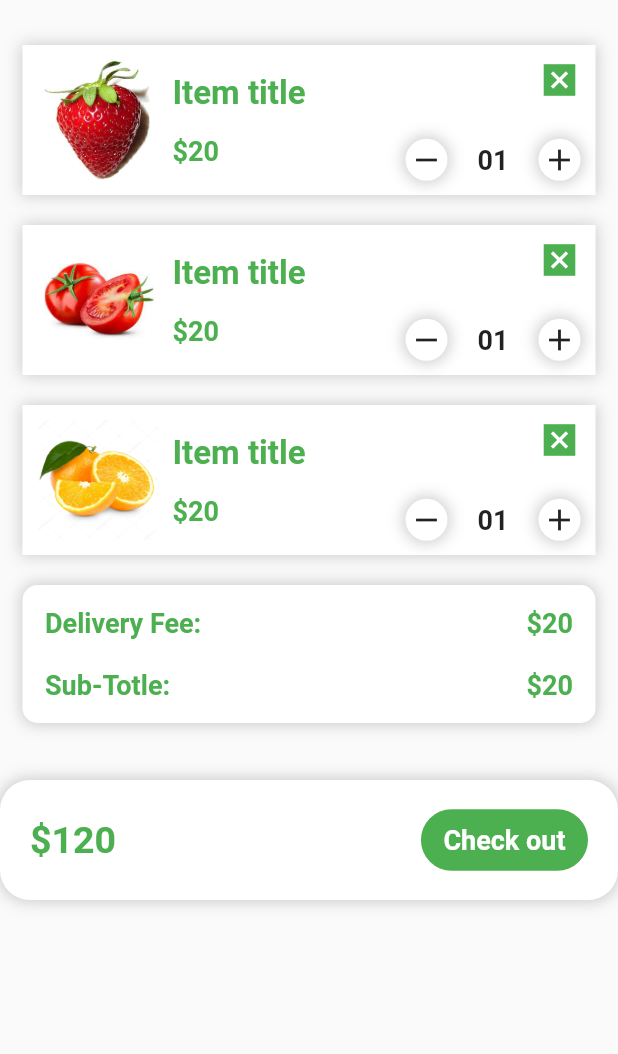
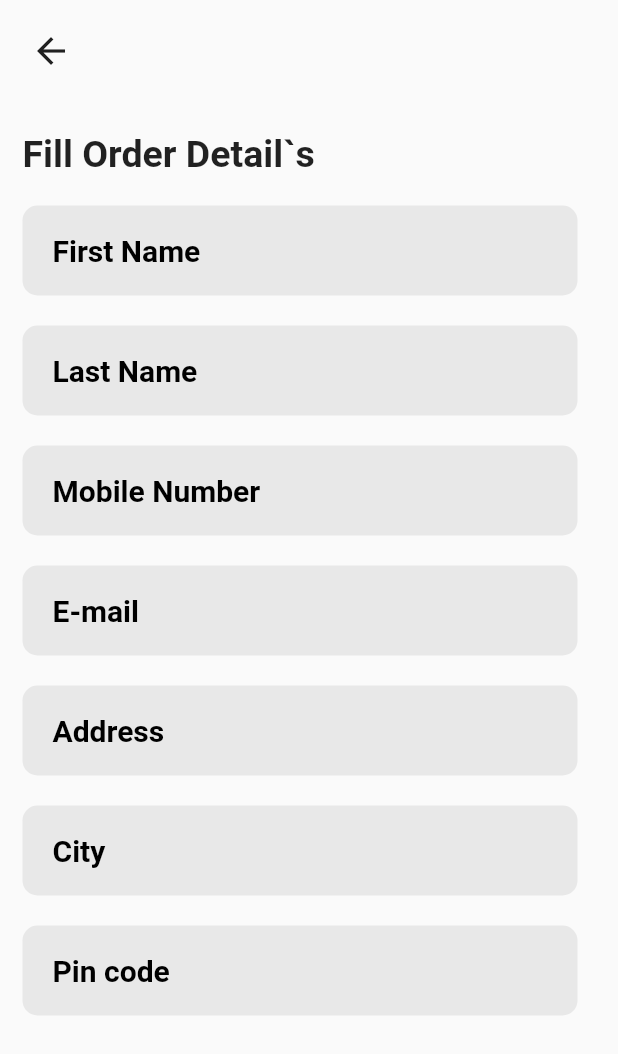
Before and after one commit to umangghoghari24/Grocery, a Flutter app: the BottomCartsheet widget shown alone on an empty page, opened directly, after a tap on "Check out", on a phone screen of 412 x 824 dp. Shown: the top 1054 px of the screen. Run offline on Flutter 3.47's test engine with Material 2 defaults, Android fonts, the phone set to English and light mode, and no system bars; our stand-ins replace curved_navigation_bar, sliding_sheet; network calls fail.

Commit message:
Grocery_App

```diff
--- a/lib/BottomCartSheet.dart
+++ b/lib/BottomCartSheet.dart
@@ -2,8 +2,11 @@ import 'package:flutter/material.dart';
 class BottomCartsheet extends StatelessWidget {
   const BottomCartsheet({Key? key}) : super(key: key);
 
+
   @override
   Widget build(BuildContext context) {
+    bool checkedvalue = false;
+
     return Material(
       child: Container(
         padding: EdgeInsets.only(top: 20),
@@ -190,7 +193,9 @@ class BottomCartsheet extends StatelessWidget {
                     fontSize: 25
                   ),),
                   InkWell(
-                    onTap: () {},
+                    onTap: () {
+                       Navigator.pushNamed(context, 'orderpage');
+                    },
                     child: Container(
                       padding: EdgeInsets.symmetric(vertical: 10, horizontal: 15),
                       decoration: BoxDecoration(
--- a/lib/Homepage.dart
+++ b/lib/Homepage.dart
@@ -149,12 +149,14 @@ class Homepage extends StatelessWidget {
       ),
       bottomNavigationBar: CurvedNavigationBar(
         backgroundColor: Colors.transparent,
-        onTap: (index) {},
+        //onTap: (index) {},
         height: 70,
         color: Colors.red,
         items: [
           Icon(Icons.home,size: 30,color: Colors.white,),
           Icon(Icons.shopping_cart,size: 30,color: Colors.white,),
+          // IconButton(onPressed: () {},
+          //     icon: Icon(Icons.shopping_cart,size: 30,color: Colors.white),),
           Icon(Icons.menu,size: 30,color: Colors.white,)
 
         ],
--- a/lib/main.dart
+++ b/lib/main.dart
@@ -2,6 +2,7 @@ import 'package:flutter/material.dart';
 import 'package:grocery/Homepage.dart';
 import 'package:grocery/Itempage.dart';
 import 'package:grocery/Splashscreen.dart';
+import 'package:grocery/orderpage.dart';
 
 void main() {
   runApp(const MyApp());
@@ -21,8 +22,9 @@ class MyApp extends StatelessWidget {
     //  home: SplashScreen()
       routes: {
         '/' : (context) => SplashScreen(),
-    'Homepage' : (context) => Homepage(),
+        'Homepage' : (context) => Homepage(),
         'itempage': (context) => Itempage(),
+        'orderpage' : (context) => orderpage(),
       },
     );
   }
--- /dev/null
+++ b/lib/orderpage.dart
@@ -0,0 +1,179 @@
+import 'package:flutter/material.dart';
+class orderpage extends StatelessWidget {
+  const orderpage({Key? key}) : super(key: key);
+
+  @override
+  Widget build(BuildContext context) {
+    return Scaffold(
+      body: ListView(
+        children: [
+          Container(
+            alignment: Alignment.centerLeft,
+            margin: EdgeInsets.all(20),
+            child: InkWell(
+              onTap: () {
+                Navigator.pop(context);
+              },
+              child: Icon(Icons.arrow_back,
+              size: 28,),
+            ),
+          ),
+          Column(
+            crossAxisAlignment: CrossAxisAlignment.start,
+            children: [
+              Container(
+                margin: EdgeInsets.only(left: 15,top: 20),
+                alignment: Alignment.centerLeft,
+                child: Text('Fill Order Detail`s',style: TextStyle(
+                  fontSize: 25,
+                  fontWeight: FontWeight.bold
+                ),),
+              ),
+              Container(
+                margin: EdgeInsets.only(left: 15,top: 20),
+                padding: EdgeInsets.symmetric(horizontal: 20,vertical: 6),
+                decoration: BoxDecoration(
+                  color: Colors.grey.withOpacity(0.2),
+                  borderRadius: BorderRadius.circular(10)
+                ),
+                width: 370,
+                child: TextFormField(
+                  decoration: InputDecoration(
+                    border: InputBorder.none,
+                    hintText: 'First Name',
+                    hintStyle: TextStyle(
+                      fontSize: 20,
+                      fontWeight: FontWeight.bold,
+                        color: Colors.black
+                    )
+                  ),
+                ),
+              ),
+              Container(
+                margin: EdgeInsets.only(left: 15,top: 20),
+                padding: EdgeInsets.symmetric(horizontal: 20,vertical: 6),
+                decoration: BoxDecoration(
+                    color: Colors.grey.withOpacity(0.2),
+                    borderRadius: BorderRadius.circular(10)
+                ),
+                width: 370,
+                child: TextFormField(
+                  decoration: InputDecoration(
+                      border: InputBorder.none,
+                      hintText: 'Last Name',
+                      hintStyle: TextStyle(
+                          fontSize: 20,
+                          color: Colors.black,
+                          fontWeight: FontWeight.bold
+                      )
+                  ),
+                ),
+              ),
+              Container(
+                margin: EdgeInsets.only(left: 15,top: 20),
+                padding: EdgeInsets.symmetric(horizontal: 20,vertical: 6),
+                decoration: BoxDecoration(
+                    color: Colors.grey.withOpacity(0.2),
+                    borderRadius: BorderRadius.circular(10)
+                ),
+                width: 370,
+                child: TextFormField(
+                  decoration: InputDecoration(
+                      border: InputBorder.none,
+                      hintText: 'Mobile Number',
+                      hintStyle: TextStyle(
+                          fontSize: 20,
+                          color: Colors.black,
+                          fontWeight: FontWeight.bold
+                      )
+                  ),
+                ),
+              ),
+              Container(
+                margin: EdgeInsets.only(left: 15,top: 20),
+                padding: EdgeInsets.symmetric(horizontal: 20,vertical: 6),
+                decoration: BoxDecoration(
+                    color: Colors.grey.withOpacity(0.2),
+                    borderRadius: BorderRadius.circular(10)
+                ),
+                width: 370,
+                child: TextFormField(
+                  decoration: InputDecoration(
+                      border: InputBorder.none,
+                      hintText: 'E-mail',
+                      hintStyle: TextStyle(
+                          fontSize: 20,
+                          color: Colors.black,
+                          fontWeight: FontWeight.bold
+                      )
+                  ),
+                ),
+              ),
+              Container(
+                margin: EdgeInsets.only(left: 15,top: 20),
+                padding: EdgeInsets.symmetric(horizontal: 20,vertical: 6),
+                decoration: BoxDecoration(
+                    color: Colors.grey.withOpacity(0.2),
+                    borderRadius: BorderRadius.circular(10)
+                ),
+                width: 370,
+                child: TextFormField(
+                  decoration: InputDecoration(
+                      border: InputBorder.none,
+                      hintText: 'Address',
+                      hintStyle: TextStyle(
+                          fontSize: 20,
+                          color: Colors.black,
+                          fontWeight: FontWeight.bold
+                      )
+                  ),
+                ),
+              ),
+              Container(
+                margin: EdgeInsets.only(left: 15,top: 20),
+                padding: EdgeInsets.symmetric(horizontal: 20,vertical: 6),
+                decoration: BoxDecoration(
+                    color: Colors.grey.withOpacity(0.2),
+                    borderRadius: BorderRadius.circular(10)
+                ),
+                width: 370,
+                child: TextFormField(
+                  decoration: InputDecoration(
+                      border: InputBorder.none,
+                      hintText: 'City',
+                      hintStyle: TextStyle(
+                          fontSize: 20,
+                          fontWeight: FontWeight.bold,
+                          color: Colors.black
+                      )
+                  ),
+                ),
+              ),
+              Container(
+                margin: EdgeInsets.only(left: 15,top: 20),
+                padding: EdgeInsets.symmetric(horizontal: 20,vertical: 6),
+                decoration: BoxDecoration(
+                    color: Colors.grey.withOpacity(0.2),
+                    borderRadius: BorderRadius.circular(10)
+                ),
+                width: 370,
+                child: TextFormField(
+                  decoration: InputDecoration(
+                      border: InputBorder.none,
+                      hintText: 'Pin code',
+                      hintStyle: TextStyle(
+                          fontSize: 20,
+                          color: Colors.black,
+                          fontWeight: FontWeight.bold
+                      )
+                  ),
+                ),
+              ),
+              SizedBox(height: 50,),
+            ],
+          )
+        ],
+      ),
+    );
+  }
+}
```
